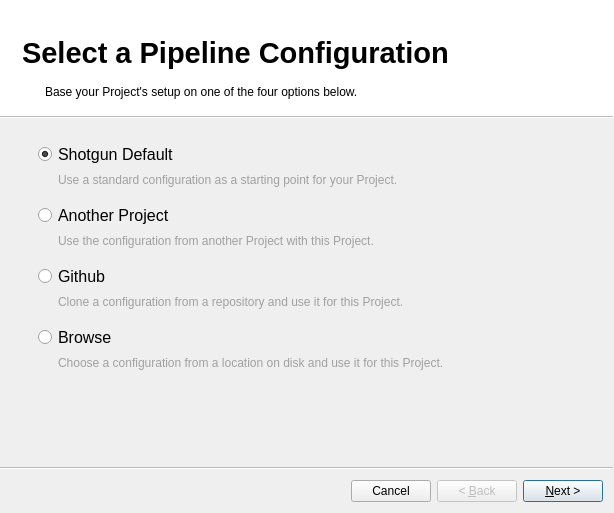
Qt form resources/setup_project.ui (shotgunsoftware/tk-framework-adminui) before a commit.
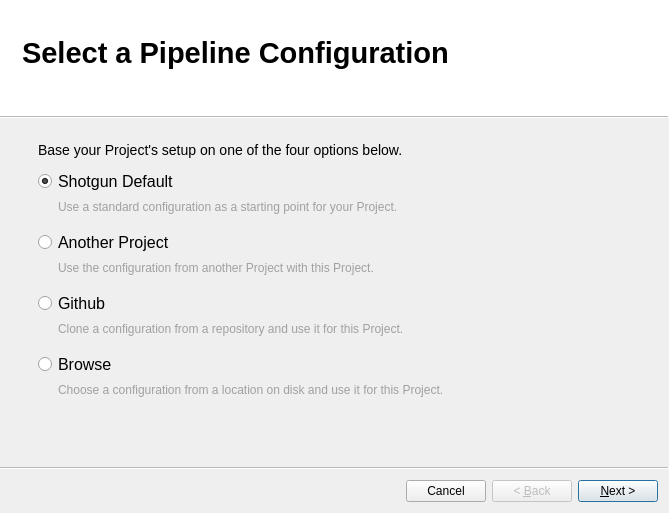
The same form after that commit. Icons and pictures are not drawn. Custom widgets are drawn as their Qt base class.

The edit to the form file:
```diff
--- a/resources/setup_project.ui
+++ b/resources/setup_project.ui
@@ -6,7 +6,7 @@
    <rect>
     <x>0</x>
     <y>0</y>
-    <width>614</width>
+    <width>669</width>
     <height>513</height>
    </rect>
   </property>
@@ -30,23 +30,13 @@
    <enum>Qt::RichText</enum>
   </property>
   <widget class="SetupTypePage" name="setup_type_page">
-   <property name="styleSheet">
-    <string notr="true">QRadioButton {
-	font-size: 16px;
-}
-
-QLabel {
-	font-size: 12px;
-	color: rgb(160, 160, 160);
-}</string>
-   </property>
    <property name="title">
     <string>&lt;p&gt;&lt;/p&gt;&lt;font size=18&gt;Select a Pipeline Configuration&lt;/font&gt;&lt;p&gt;&lt;/p&gt;</string>
    </property>
    <property name="subTitle">
-    <string>&lt;p style=&quot;line-height: 130%&quot;&gt;Base your Project's setup on one of the four options below.&lt;/p&gt;</string>
+    <string> </string>
    </property>
-   <layout class="QVBoxLayout" name="verticalLayout" stretch="0,0,0,0,0,0,0,0,0,0,0,1">
+   <layout class="QVBoxLayout" name="verticalLayout" stretch="0,0,0,0,0,0,0,0,0,0,0,0,1">
     <property name="leftMargin">
      <number>25</number>
     </property>
@@ -59,6 +49,19 @@
     <property name="bottomMargin">
      <number>20</number>
     </property>
+    <item>
+     <widget class="QLabel" name="setup_type_subheader">
+      <property name="styleSheet">
+       <string notr="true">font-size: 14px;</string>
+      </property>
+      <property name="text">
+       <string>&lt;p style=&quot;line-height: 130%&quot;&gt;Base your Project's setup on one of the four options below.&lt;/p&gt;</string>
+      </property>
+      <property name="wordWrap">
+       <bool>true</bool>
+      </property>
+     </widget>
+    </item>
     <item>
      <widget class="QRadioButton" name="select_standard">
       <property name="font">
@@ -66,6 +69,15 @@
         <pointsize>-1</pointsize>
        </font>
       </property>
+      <property name="focusPolicy">
+       <enum>Qt::NoFocus</enum>
+      </property>
+      <property name="styleSheet">
+       <string notr="true">QRadioButton {
+	font-size: 16px;
+}
+</string>
+      </property>
       <property name="text">
        <string>Shotgun Default</string>
       </property>
@@ -76,6 +88,13 @@
     </item>
     <item>
      <widget class="QLabel" name="label_standard">
+      <property name="styleSheet">
+       <string notr="true">
+QLabel {
+	font-size: 12px;
+	color: rgb(160, 160, 160);
+}</string>
+      </property>
       <property name="text">
        <string>Use a standard configuration as a starting point for your Project.</string>
       </property>
@@ -110,6 +129,15 @@
         <pointsize>-1</pointsize>
        </font>
       </property>
+      <property name="focusPolicy">
+       <enum>Qt::NoFocus</enum>
+      </property>
+      <property name="styleSheet">
+       <string notr="true">QRadioButton {
+	font-size: 16px;
+}
+</string>
+      </property>
       <property name="text">
        <string>Another Project</string>
       </property>
@@ -117,6 +145,13 @@
     </item>
     <item>
      <widget class="QLabel" name="label_project">
+      <property name="styleSheet">
+       <string notr="true">
+QLabel {
+	font-size: 12px;
+	color: rgb(160, 160, 160);
+}</string>
+      </property>
       <property name="text">
        <string>Use the configuration from another Project with this Project.</string>
       </property>
@@ -151,6 +186,15 @@
         <pointsize>-1</pointsize>
        </font>
       </property>
+      <property name="focusPolicy">
+       <enum>Qt::NoFocus</enum>
+      </property>
+      <property name="styleSheet">
+       <string notr="true">QRadioButton {
+	font-size: 16px;
+}
+</string>
+      </property>
       <property name="text">
        <string>Github</string>
       </property>
@@ -158,6 +202,13 @@
     </item>
     <item>
      <widget class="QLabel" name="label_github">
+      <property name="styleSheet">
+       <string notr="true">
+QLabel {
+	font-size: 12px;
+	color: rgb(160, 160, 160);
+}</string>
+      </property>
       <property name="text">
        <string>Clone a configuration from a repository and use it for this Project.</string>
       </property>
@@ -192,6 +243,15 @@
         <pointsize>-1</pointsize>
        </font>
       </property>
+      <property name="focusPolicy">
+       <enum>Qt::NoFocus</enum>
+      </property>
+      <property name="styleSheet">
+       <string notr="true">QRadioButton {
+	font-size: 16px;
+}
+</string>
+      </property>
       <property name="text">
        <string>Browse</string>
       </property>
@@ -199,6 +259,13 @@
     </item>
     <item>
      <widget class="QLabel" name="label_disk">
+      <property name="styleSheet">
+       <string notr="true">
+QLabel {
+	font-size: 12px;
+	color: rgb(160, 160, 160);
+}</string>
+      </property>
       <property name="text">
        <string>Choose a configuration from a location on disk and use it for this Project.</string>
       </property>
```
Left out of the diff: 471 changed lines with no effect on the pictures.
